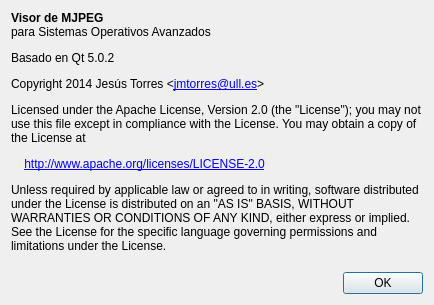
This is Capturer/acercadedialog.ui in Universidad-de-La-Laguna/gii-soa-videovigilancia-capturer as Qt 5 draws it before an edit. The edited form follows.
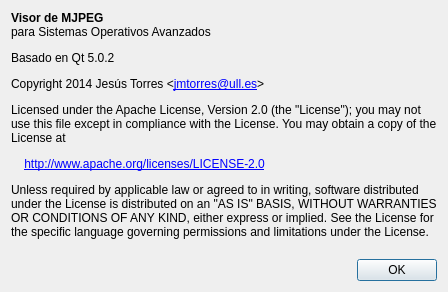
This is the edited form.

Diff of the .ui file:
```diff
--- a/Capturer/acercadedialog.ui
+++ b/Capturer/acercadedialog.ui
@@ -14,6 +14,9 @@
    <string>Dialog</string>
   </property>
   <layout class="QVBoxLayout" name="verticalLayout">
+   <property name="sizeConstraint">
+    <enum>QLayout::SetFixedSize</enum>
+   </property>
    <item alignment="Qt::AlignTop">
     <widget class="QLabel" name="label">
      <property name="text">
```
